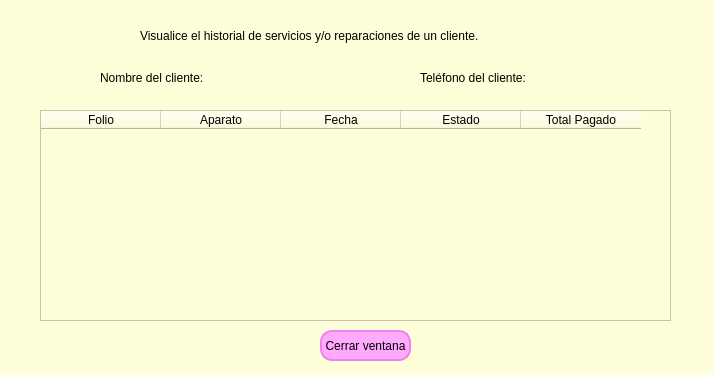
Above: historial_cliente.ui from ileosalazar/MultiserviciosProfesionalesJG before the change. Below: the same form after it.
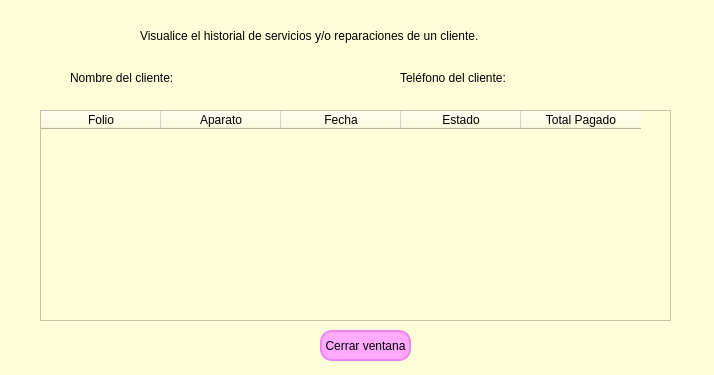
That is the form after the change.

Commit message: Ajustes menores de interfaces

```diff
--- a/historial_cliente.ui
+++ b/historial_cliente.ui
@@ -35,9 +35,9 @@
   <widget class="QLabel" name="lbl_nombre_historial">
    <property name="geometry">
     <rect>
-     <x>100</x>
+     <x>70</x>
      <y>70</y>
-     <width>201</width>
+     <width>311</width>
      <height>16</height>
     </rect>
    </property>
@@ -51,9 +51,9 @@
   <widget class="QLabel" name="lbl_telefono_historial">
    <property name="geometry">
     <rect>
-     <x>420</x>
+     <x>400</x>
      <y>70</y>
-     <width>211</width>
+     <width>251</width>
      <height>16</height>
     </rect>
    </property>
```
Left out of the diff: 3 changed lines with no effect on the pictures. The commit also changes 2 other files.
